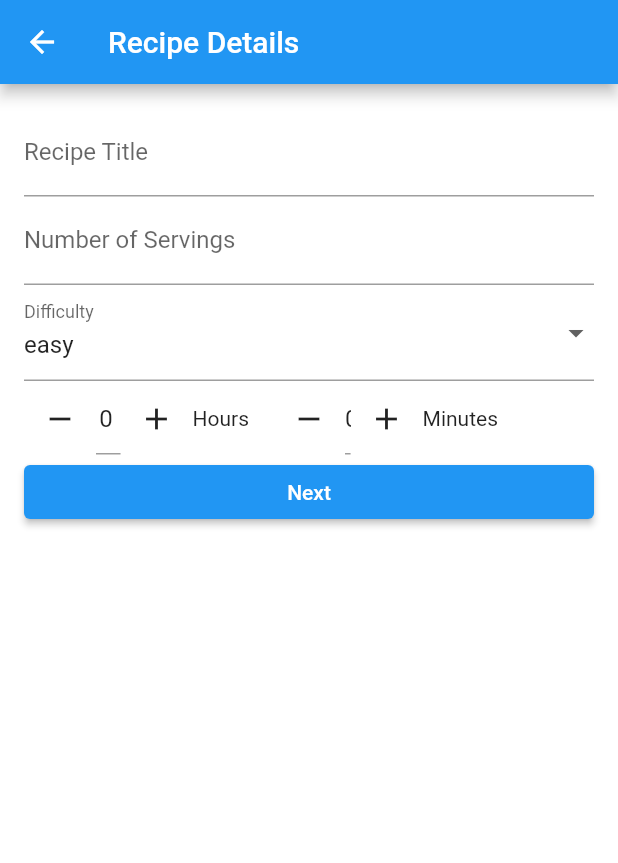
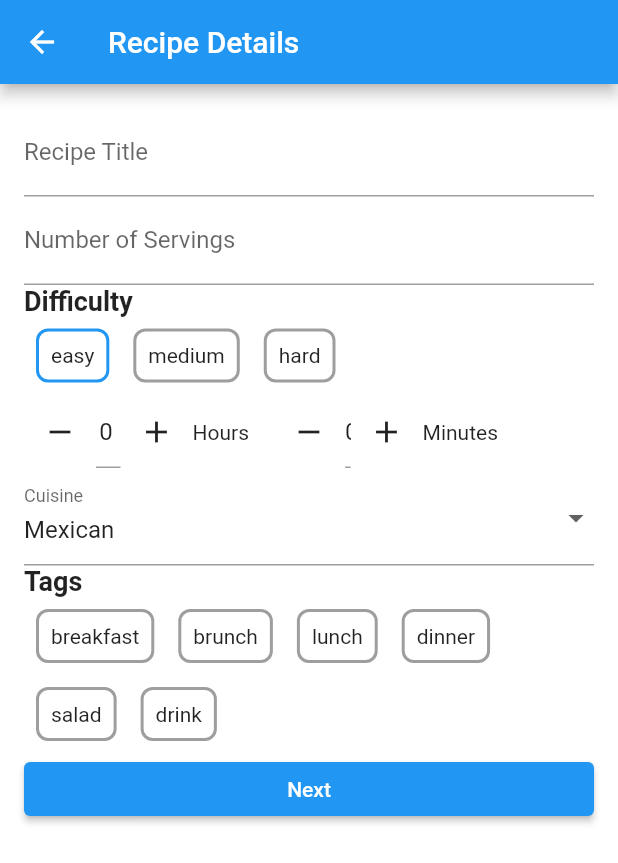
Before and after one commit to adeebaah/Project_Whip_Up, a Flutter app: the RecipeDetailsPage screen opened directly with empty values, on a phone screen of 412 x 824 dp. Shown: the top 863 px of the screen. Run offline on Flutter 3.47's test engine with Material 2 defaults, Android fonts, the phone set to English and light mode, and no system bars; our stand-ins replace flutter_svg, shared_preferences; missing offline and left inert: flutter_multiselect; accounts and stored records are empty; network calls fail.

Commit message:
cuisine and tags added

```diff
--- a/lib/Screens/AddRecipe/add_recipe_screen.dart
+++ b/lib/Screens/AddRecipe/add_recipe_screen.dart
@@ -3,6 +3,7 @@ import 'dart:convert';
 import 'package:flutter/material.dart';
 import 'cook_time_input.dart';
 import 'package:http/http.dart' as http;
+import 'package:flutter_multiselect/flutter_multiselect.dart';
 
 class RecipeStep {
   String description;
@@ -45,6 +46,25 @@ class _RecipeDetailsPageState extends State<RecipeDetailsPage> {
   String difficulty = 'easy';
   int selectedHours = 0;
   int selectedMinutes = 0;
+  List<String> selectedTags = [];
+  List<String> availableTags = [
+    'breakfast',
+    'brunch',
+    'lunch',
+    'dinner',
+    'salad',
+    'drink'
+  ];
+  List<String> availableDifficulties = ['easy', 'medium', 'hard'];
+  List<String> availableCuisines = [
+    'Mexican',
+    'Chinese',
+    'Indian',
+    'Italian',
+    'French',
+    'Others'
+  ];
+  String cuisine = 'Mexican';
 
   @override
   Widget build(BuildContext context) {
@@ -76,21 +96,35 @@ class _RecipeDetailsPageState extends State<RecipeDetailsPage> {
               },
             ),
             // ... (Difficulty dropdown)
-            DropdownButtonFormField<String>(
-              value: difficulty,
-              onChanged: (newValue) {
-                setState(() {
-                  difficulty = newValue!;
-                });
-              },
-              items: <String>['easy', 'medium', 'hard']
-                  .map<DropdownMenuItem<String>>((String value) {
-                return DropdownMenuItem<String>(
-                  value: value,
-                  child: Text(value),
+            Text(
+              'Difficulty',
+              style: TextStyle(fontSize: 18, fontWeight: FontWeight.bold),
+            ),
+            Wrap(
+              children: availableDifficulties.map((difficultyOption) {
+                return GestureDetector(
+                  onTap: () {
+                    setState(() {
+                      difficulty = difficultyOption;
+                    });
+                  },
+                  child: Container(
+                    padding: EdgeInsets.all(8),
+                    margin: EdgeInsets.all(8),
+                    decoration: BoxDecoration(
+                      border: Border.all(
+                        color: difficulty == difficultyOption
+                            ? Colors
+                                .blue // Use a different color for the selected option
+                            : Colors.grey,
+                        width: 2,
+                      ),
+                      borderRadius: BorderRadius.circular(8),
+                    ),
+                    child: Text(difficultyOption),
+                  ),
                 );
               }).toList(),
-              decoration: InputDecoration(labelText: 'Difficulty'),
             ),
             SingleChildScrollView(
               scrollDirection: Axis.horizontal,
@@ -109,6 +143,58 @@ class _RecipeDetailsPageState extends State<RecipeDetailsPage> {
                 },
               ),
             ),
+            DropdownButtonFormField<String>(
+              value: cuisine,
+              onChanged: (newValue) {
+                setState(() {
+                  cuisine = newValue!;
+                });
+              },
+              items: availableCuisines
+                  .map<DropdownMenuItem<String>>((cuisineOption) {
+                return DropdownMenuItem<String>(
+                  value: cuisineOption,
+                  child: Text(cuisineOption),
+                );
+              }).toList(),
+              decoration: InputDecoration(labelText: 'Cuisine'),
+            ),
+            Text(
+              'Tags',
+              style: TextStyle(fontSize: 18, fontWeight: FontWeight.bold),
+            ),
+            Wrap(
+              children: [
+                for (final tag in availableTags)
+                  GestureDetector(
+                    onTap: () {
+                      setState(() {
+                        if (selectedTags.contains(tag)) {
+                          selectedTags.remove(tag);
+                        } else {
+                          selectedTags.add(tag);
+                        }
+                      });
+                    },
+                    child: Container(
+                      padding: EdgeInsets.all(8),
+                      margin: EdgeInsets.all(8),
+                      decoration: BoxDecoration(
+                        border: Border.all(
+                          color: selectedTags.contains(tag)
+                              ? Colors
+                                  .blue // Use a different color for selected tags
+                              : Colors.grey,
+                          width: 2,
+                        ),
+                        borderRadius: BorderRadius.circular(8),
+                      ),
+                      child: Text(tag),
+                    ),
+                  ),
+              ],
+            ),
+
             // ... (Next button)
             ElevatedButton(
               onPressed: () {
@@ -121,6 +207,8 @@ class _RecipeDetailsPageState extends State<RecipeDetailsPage> {
                       difficulty: difficulty,
                       cookTime: '$selectedHours hours $selectedMinutes minutes',
                       userId: widget.userId,
+                      cuisine: cuisine,
+                      tags: selectedTags,
                     ),
                   ),
                 );
@@ -140,6 +228,8 @@ class IngredientsAndStepsPage extends StatefulWidget {
   final String difficulty;
   final String cookTime;
   final String userId;
+  final String cuisine;
+  final List<String> tags;
 
   IngredientsAndStepsPage({
     required this.title,
@@ -147,6 +237,8 @@ class IngredientsAndStepsPage extends StatefulWidget {
     required this.difficulty,
     required this.cookTime,
     required this.userId,
+    required this.cuisine,
+    required this.tags,
   });
 
   @override
@@ -237,6 +329,8 @@ class _IngredientsAndStepsPageState extends State<IngredientsAndStepsPage> {
                   widget.servings,
                   widget.difficulty,
                   widget.cookTime,
+                  widget.cuisine,
+                  widget.tags,
                   ingredients,
                   steps,
                 );
@@ -305,6 +399,8 @@ class _IngredientsAndStepsPageState extends State<IngredientsAndStepsPage> {
     int servings,
     String difficulty,
     String cookTime,
+    String cuisine,
+    List<String> selectedTags,
     List<RecipeIngredient> ingredients,
     List<RecipeStep> steps,
   ) async {
@@ -316,6 +412,8 @@ class _IngredientsAndStepsPageState extends State<IngredientsAndStepsPage> {
       "servings": servings,
       "difficulty": difficulty,
       "cookTime": cookTime,
+      "cuisine": cuisine,
+      "tags": selectedTags,
       "ingredients":
           ingredients.map((ingredient) => ingredient.toJson()).toList(),
       "steps": steps.map((step) => step.toJson()).toList(),
@@ -331,6 +429,13 @@ class _IngredientsAndStepsPageState extends State<IngredientsAndStepsPage> {
       if (response.statusCode == 200) {
         // Recipe added successfully
         print('Recipe added successfully');
+
+        ScaffoldMessenger.of(context).showSnackBar(
+          SnackBar(
+            content: Text('Recipe added successfully'),
+            backgroundColor: Colors.green,
+          ),
+        );
       } else {
         // Error adding recipe
         print('Error adding recipe. Status code: ${response.statusCode}');
--- a/pubspec.yaml
+++ b/pubspec.yaml
@@ -14,6 +14,7 @@ dependencies:
   http: ^0.13.3
   intl: ^0.18.1
   shared_preferences: ^2.2.2
+  flutter_multiselect: ^1.0.0
 
 dev_dependencies:
   flutter_test:
```
Also changed, not shown: lib/core/route/app_route.dart (+31 -31 lines), pubspec.lock.
